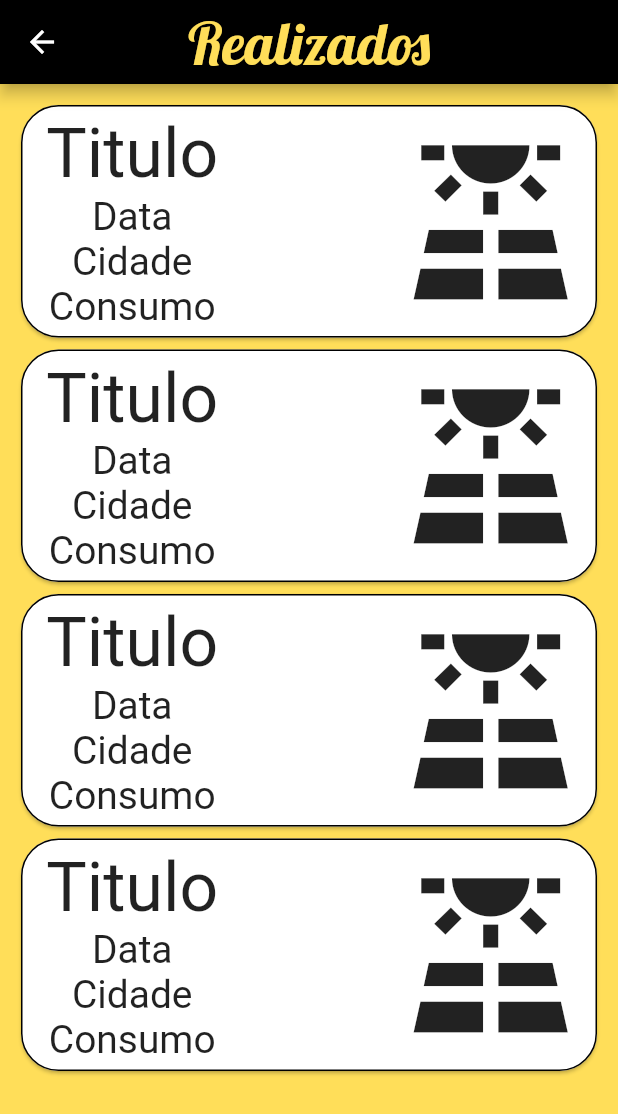
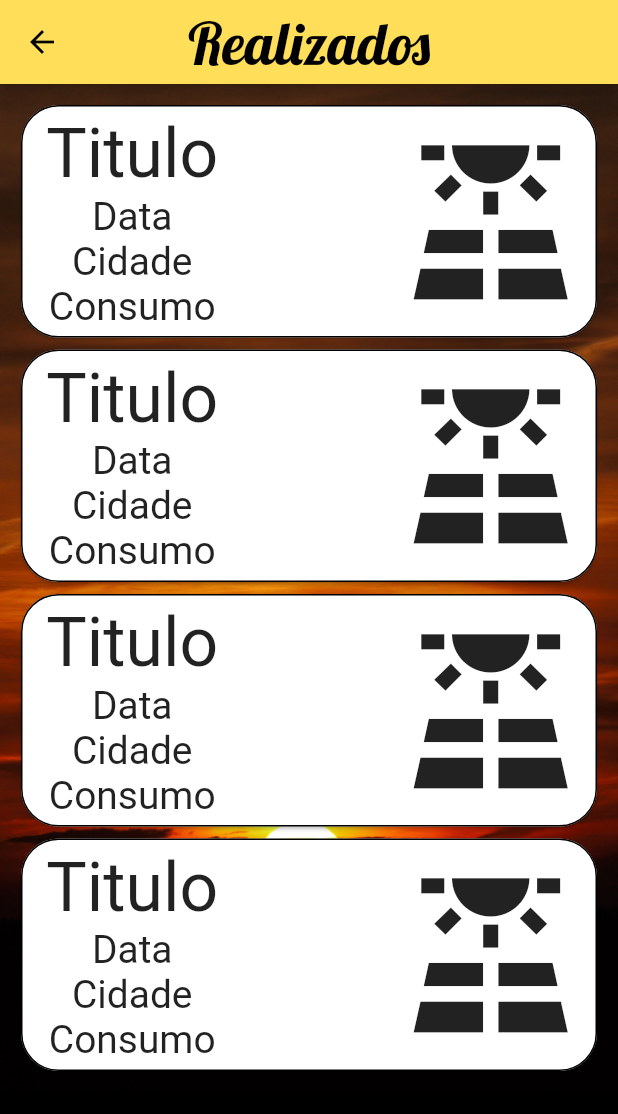
Before and after one commit to jameshirxlehor/sunLight, a Flutter app: the DimensionamentosRealizados screen opened directly, on a phone screen of 412 x 824 dp. Shown: the top 1114 px of the screen. Run offline on Flutter 3.47's test engine with Material 3 defaults, Android fonts, the phone set to English and light mode, and no system bars; our stand-ins replace card_swiper, google_fonts, icons_plus, sqflite; missing offline and left inert: easy_loading_button; accounts and stored records are empty.

Commit message:
Alterado a cor do appbar e fundo da tela dimensionamento realizados

```diff
--- a/lib/pages/dimensionamentosRealizados.dart
+++ b/lib/pages/dimensionamentosRealizados.dart
@@ -86,19 +86,22 @@ class _DimensionamentosRealizadosState
         MediaQuery.of(context).size.height; // tamanho da altura da tela
 
     return Scaffold(
-      backgroundColor: Color.fromARGB(255, 255, 222, 89),
+      backgroundColor: Colors.black,
       appBar: AppBar(
+        iconTheme: const IconThemeData(color: Colors.black),
         centerTitle: true,
         title: Text(
           'Realizados',
           style: GoogleFonts.lobster(
               fontSize: largura * 0.85 * 0.11,
-              color: const Color.fromARGB(255, 255, 222, 89),
+              color: Colors.black,
               fontWeight: FontWeight.w500),
         ),
-        backgroundColor: Colors.black,
+        backgroundColor: Color.fromARGB(255, 255, 222, 89),
       ),
-      body: Padding(
+      body: Container(
+        decoration: const BoxDecoration(image: DecorationImage(image: AssetImage('assets/image/pordosol_pretoamarelo.jpg'), fit: BoxFit.cover)),
+        child: Padding(
           padding: const EdgeInsets.all(10.0),
           child: SingleChildScrollView(
             child: Column(
@@ -112,6 +115,7 @@ class _DimensionamentosRealizadosState
             ),
           ),
         ),
+      ),
     );
   }
 }
```
Also changed, not shown: lib/pages/novoDimensionamento.dart (+5 -2 lines), lib/pages/resultadoDimensionamento.dart (+8 -2 lines), lib/pages/sobreDesenvolvedores.dart (+5 -2 lines). Lines whose indentation alone changed are shown as unchanged.
